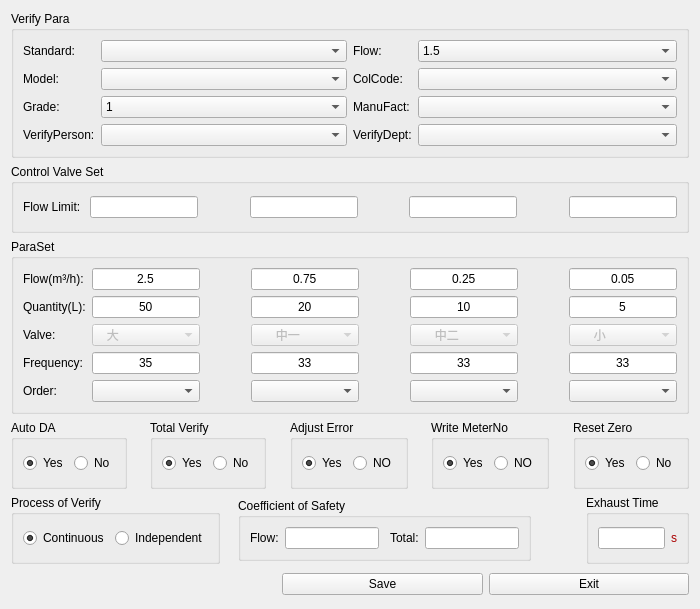
Before: the Qt Designer form source/datatest/datatestdlg/ui/parasetdlg.ui in flimmy78/qtverify, drawn with Qt 5.
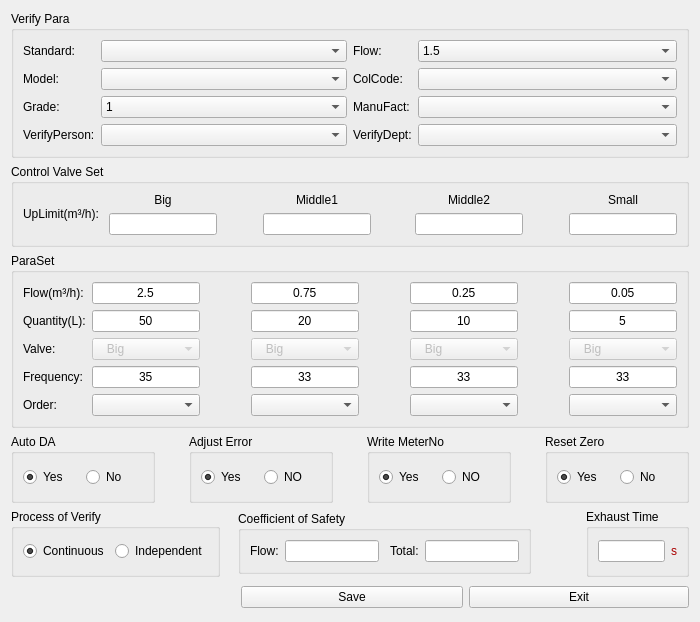
After: the same form once the commit is applied. Icons and pictures are not drawn. Custom widgets are drawn as their Qt base class.

```diff
--- a/source/datatest/datatestdlg/ui/parasetdlg.ui
+++ b/source/datatest/datatestdlg/ui/parasetdlg.ui
@@ -10,7 +10,7 @@
     <x>0</x>
     <y>0</y>
     <width>700</width>
-    <height>609</height>
+    <height>622</height>
    </rect>
   </property>
   <property name="windowTitle">
@@ -199,15 +199,27 @@
      <property name="title">
       <string>Control Valve Set</string>
      </property>
-     <layout class="QGridLayout" name="gridLayout_7">
+     <layout class="QGridLayout" name="gridLayout_15">
       <item row="0" column="0">
        <widget class="QLabel" name="label_11">
         <property name="text">
-         <string>Flow Limit: </string>
+         <string>UpLimit(m³/h): </string>
         </property>
        </widget>
       </item>
       <item row="0" column="1">
+       <layout class="QGridLayout" name="gridLayout_7">
+        <item row="0" column="0">
+         <widget class="QLabel" name="label_16">
+          <property name="text">
+           <string>Big</string>
+          </property>
+          <property name="alignment">
+           <set>Qt::AlignCenter</set>
+          </property>
+         </widget>
+        </item>
+        <item row="1" column="0">
        <widget class="QLineEdit" name="lineEdit_Upper_1">
         <property name="sizePolicy">
          <sizepolicy hsizetype="Expanding" vsizetype="Fixed">
@@ -220,6 +232,8 @@
         </property>
        </widget>
       </item>
+       </layout>
+      </item>
       <item row="0" column="2">
        <spacer name="horizontalSpacer_3">
         <property name="orientation">
@@ -234,6 +248,18 @@
        </spacer>
       </item>
       <item row="0" column="3">
+       <layout class="QGridLayout" name="gridLayout_8">
+        <item row="0" column="0">
+         <widget class="QLabel" name="label_17">
+          <property name="text">
+           <string>Middle1</string>
+          </property>
+          <property name="alignment">
+           <set>Qt::AlignCenter</set>
+          </property>
+         </widget>
+        </item>
+        <item row="1" column="0">
        <widget class="QLineEdit" name="lineEdit_Upper_2">
         <property name="sizePolicy">
          <sizepolicy hsizetype="Expanding" vsizetype="Fixed">
@@ -283,6 +309,8 @@
         </property>
        </widget>
       </item>
+       </layout>
+      </item>
       <item row="0" column="4">
        <spacer name="horizontalSpacer_4">
         <property name="orientation">
@@ -297,6 +325,18 @@
        </spacer>
       </item>
       <item row="0" column="5">
+       <layout class="QGridLayout" name="gridLayout_12">
+        <item row="0" column="0">
+         <widget class="QLabel" name="label_20">
+          <property name="text">
+           <string>Middle2</string>
+          </property>
+          <property name="alignment">
+           <set>Qt::AlignCenter</set>
+          </property>
+         </widget>
+        </item>
+        <item row="1" column="0">
        <widget class="QLineEdit" name="lineEdit_Upper_3">
         <property name="sizePolicy">
          <sizepolicy hsizetype="Expanding" vsizetype="Fixed">
@@ -309,6 +349,8 @@
         </property>
        </widget>
       </item>
+       </layout>
+      </item>
       <item row="0" column="6">
        <spacer name="horizontalSpacer_5">
         <property name="orientation">
@@ -323,6 +365,18 @@
        </spacer>
       </item>
       <item row="0" column="7">
+       <layout class="QGridLayout" name="gridLayout_14">
+        <item row="0" column="0">
+         <widget class="QLabel" name="label_21">
+          <property name="text">
+           <string>Small</string>
+          </property>
+          <property name="alignment">
+           <set>Qt::AlignCenter</set>
+          </property>
+         </widget>
+        </item>
+        <item row="1" column="0">
        <widget class="QLineEdit" name="lineEdit_Upper_4">
         <property name="sizePolicy">
          <sizepolicy hsizetype="Expanding" vsizetype="Fixed">
@@ -336,6 +390,8 @@
        </widget>
       </item>
      </layout>
+      </item>
+     </layout>
     </widget>
    </item>
    <item row="2" column="0" colspan="3">
@@ -546,7 +602,7 @@
             </property>
             <item>
              <property name="text">
-              <string>   大</string>
+              <string>   Big</string>
              </property>
              <property name="icon">
               <iconset>
@@ -612,14 +668,14 @@
              <bool>false</bool>
             </property>
             <property name="currentIndex">
-             <number>1</number>
+             <number>0</number>
             </property>
             <property name="frame">
              <bool>true</bool>
             </property>
             <item>
              <property name="text">
-              <string>   大</string>
+              <string>   Big</string>
              </property>
              <property name="icon">
               <iconset>
@@ -628,7 +684,7 @@
             </item>
             <item>
              <property name="text">
-              <string>      中一</string>
+              <string>   Middle1</string>
              </property>
             </item>
             <item>
@@ -685,14 +741,14 @@
              <bool>false</bool>
             </property>
             <property name="currentIndex">
-             <number>2</number>
+             <number>0</number>
             </property>
             <property name="frame">
              <bool>true</bool>
             </property>
             <item>
              <property name="text">
-              <string>   大</string>
+              <string>   Big</string>
              </property>
              <property name="icon">
               <iconset>
@@ -706,7 +762,7 @@
             </item>
             <item>
              <property name="text">
-              <string>      中二</string>
+              <string>   Middle2</string>
              </property>
             </item>
             <item>
@@ -758,14 +814,14 @@
              <bool>false</bool>
             </property>
             <property name="currentIndex">
-             <number>3</number>
+             <number>0</number>
             </property>
             <property name="frame">
              <bool>true</bool>
             </property>
             <item>
              <property name="text">
-              <string>   大</string>
+              <string>   Big</string>
              </property>
              <property name="icon">
               <iconset>
@@ -784,7 +840,7 @@
             </item>
             <item>
              <property name="text">
-              <string>      小</string>
+              <string>   Small</string>
              </property>
             </item>
            </widget>
@@ -1152,48 +1208,6 @@
        </layout>
       </widget>
      </item>
-     <item>
-      <spacer name="horizontalSpacer_22">
-       <property name="orientation">
-        <enum>Qt::Horizontal</enum>
-       </property>
-       <property name="sizeType">
-        <enum>QSizePolicy::Preferred</enum>
-       </property>
-       <property name="sizeHint" stdset="0">
-        <size>
-         <width>28</width>
-         <height>20</height>
-        </size>
-       </property>
-      </spacer>
-     </item>
-     <item>
-      <widget class="Q3ButtonGroup" name="buttonGroup">
-       <property name="title">
-        <string>Total Verify</string>
-       </property>
-       <layout class="QHBoxLayout" name="horizontalLayout_6">
-        <item>
-         <widget class="QRadioButton" name="tBtn_totalverify_true">
-          <property name="text">
-           <string>Yes</string>
-          </property>
-          <property name="checked">
-           <bool>true</bool>
-          </property>
-         </widget>
-        </item>
-        <item>
-         <widget class="QRadioButton" name="tBtn_totalverify_false">
-          <property name="text">
-           <string>No</string>
-          </property>
-         </widget>
-        </item>
-       </layout>
-      </widget>
-     </item>
      <item>
       <spacer name="horizontalSpacer_23">
        <property name="orientation">
```
Left out of the diff: 18 changed lines with no effect on the pictures. Lines whose indentation alone changed are shown as unchanged.
